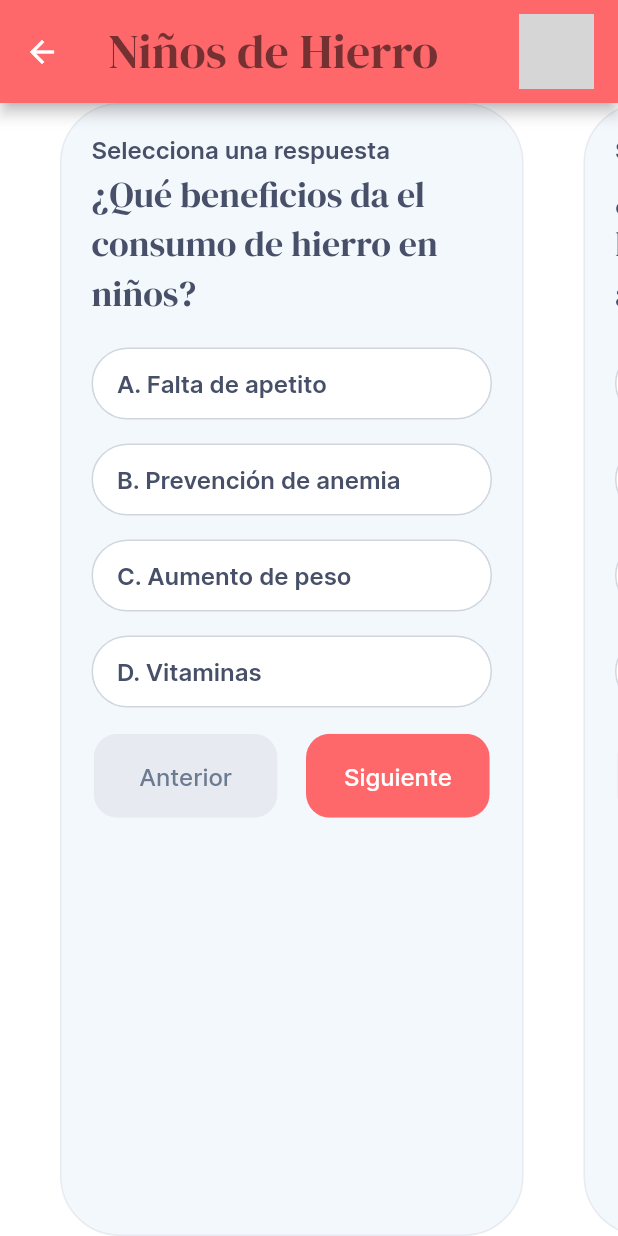
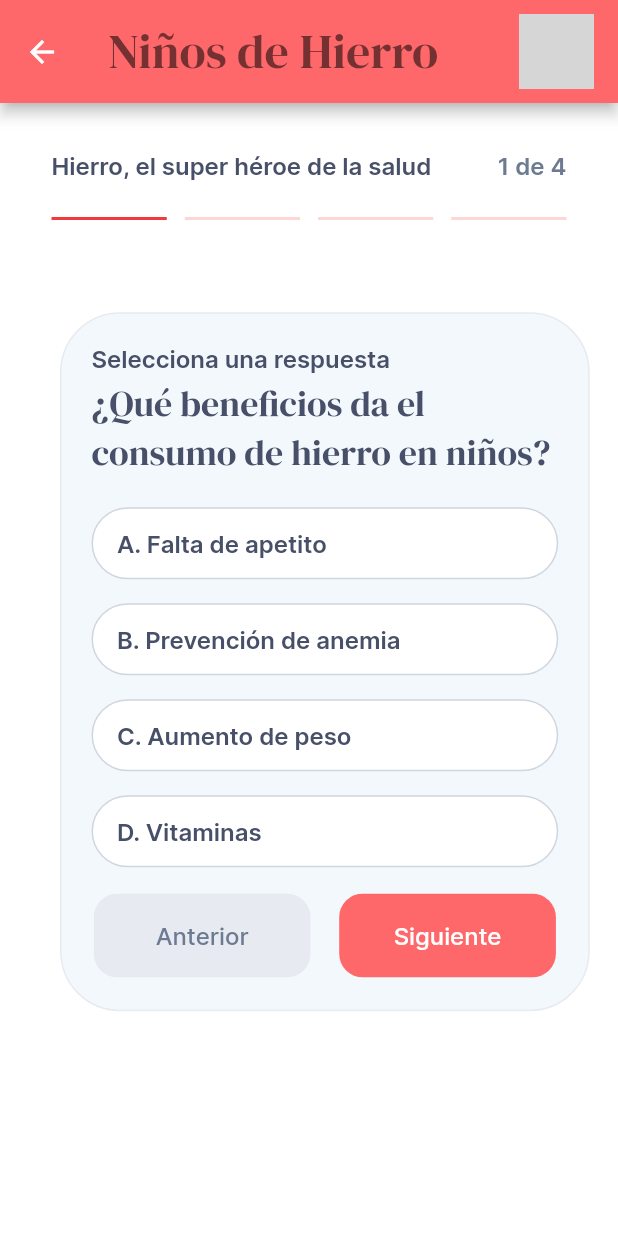
Before and after one commit to axelyerit31/iron_kids, a Flutter app: the QuizzesScreen screen opened directly, on a phone screen of 412 x 824 dp. Run offline on Flutter 3.47's test engine with Material 2 defaults, Android fonts, the light colour scheme and no system bars; network calls fail; grey boxes are pictures that could not be loaded.

Commit message:
Terminando al 95 % los quizzes

```diff
--- a/lib/screens/quizzes_screen.dart
+++ b/lib/screens/quizzes_screen.dart
@@ -23,7 +23,12 @@ class _QuizzesScreenState extends State<QuizzesScreen> {
           title: 'Niños de Hierro',
         ),
       ),
-      body: SingleChildScrollView(
+      body: Column(
+        children: [
+          AppTheme.spacingWidget8,
+          const CardProgress(),
+          AppTheme.spacingWidget9,
+          SingleChildScrollView(
               physics: const BouncingScrollPhysics(),
               scrollDirection: Axis.horizontal,
               child: FutureBuilder<List<Quizz>>(
@@ -35,7 +40,8 @@ class _QuizzesScreenState extends State<QuizzesScreen> {
                       children: [
                         for (final questionTitle in questions!)
                           Padding(
-                        padding: const EdgeInsets.only(left: AppTheme.spacing9),
+                            padding:
+                                const EdgeInsets.only(left: AppTheme.spacing9),
                             child: QuestionCard(
                               question: questionTitle.question,
                               options: questionTitle.options,
@@ -49,9 +55,94 @@ class _QuizzesScreenState extends State<QuizzesScreen> {
                   return const CircularProgressIndicator();
                 },
               )),
+        ],
+      ),
     );
   }
 }
+
+//Contenedor del progreso de las preguntas
+
+class CardProgress extends StatelessWidget {
+  const CardProgress({super.key});
+
+  @override
+  Widget build(BuildContext context) {
+    return Container(
+        alignment: Alignment.centerLeft,
+        width: screenW * 5 / 6,
+        child: Column(
+          crossAxisAlignment: CrossAxisAlignment.stretch,
+          children: [
+            Row(
+              mainAxisAlignment: MainAxisAlignment.spaceBetween,
+              children: [
+                Text(
+                  'Hierro, el super héroe de la salud',
+                  style: textTheme.bodyMediumSemiBold,
+                ),
+                Text(
+                  '1 de 4',
+                  style: textTheme.bodyMediumSemiBold.copyWith(
+                    color: AppTheme.gray600,
+                  ),
+                ),
+              ],
+            ),
+            AppTheme.spacingWidget6,
+            //esto lo puse asi por mientras xd, solo para ver como se ve T_T
+            Container(
+              width: double.infinity,
+              child: Flex(
+                direction: Axis.horizontal,
+                mainAxisAlignment: MainAxisAlignment.spaceBetween,
+                children: [
+                  Expanded(
+                    flex: 1,
+                    child: Container(
+                      height: 2,
+                      decoration: BoxDecoration(
+                        color: AppTheme.primary600,
+                      ),
+                    ),
+                  ),
+                  AppTheme.spacingWidget4,
+                  Expanded(
+                    flex: 1,
+                    child: Container(
+                      height: 2,
+                      decoration: BoxDecoration(
+                        color: AppTheme.primary100,
+                      ),
+                    ),
+                  ),
+                  AppTheme.spacingWidget4,
+                  Expanded(
+                    flex: 1,
+                    child: Container(
+                      height: 2,
+                      decoration: BoxDecoration(
+                        color: AppTheme.primary100,
+                      ),
+                    ),
+                  ),
+                  AppTheme.spacingWidget4,
+                  Expanded(
+                    flex: 1,
+                    child: Container(
+                      height: 2,
+                      decoration: BoxDecoration(
+                        color: AppTheme.primary100,
+                      ),
+                    ),
+                  ),
+                ],
+              ),
+            ),
+          ],
+        ));
+  }
+} //Tarjetas de las preguntas
 
 class QuestionCard extends StatelessWidget {
   final String question;
@@ -67,7 +158,7 @@ class QuestionCard extends StatelessWidget {
   Widget build(BuildContext context) {
     return Container(
       // AQUI LE PUSE EL ANCHO ESPECIFICO
-      width: screenW * 3 / 4,
+      width: screenW * 6 / 7,
       padding: const EdgeInsets.all(AppTheme.spacing6),
       decoration: BoxDecoration(
         color: AppTheme.gray100,
```
Also changed, not shown: pubspec.lock. Lines whose indentation alone changed are shown as unchanged.
